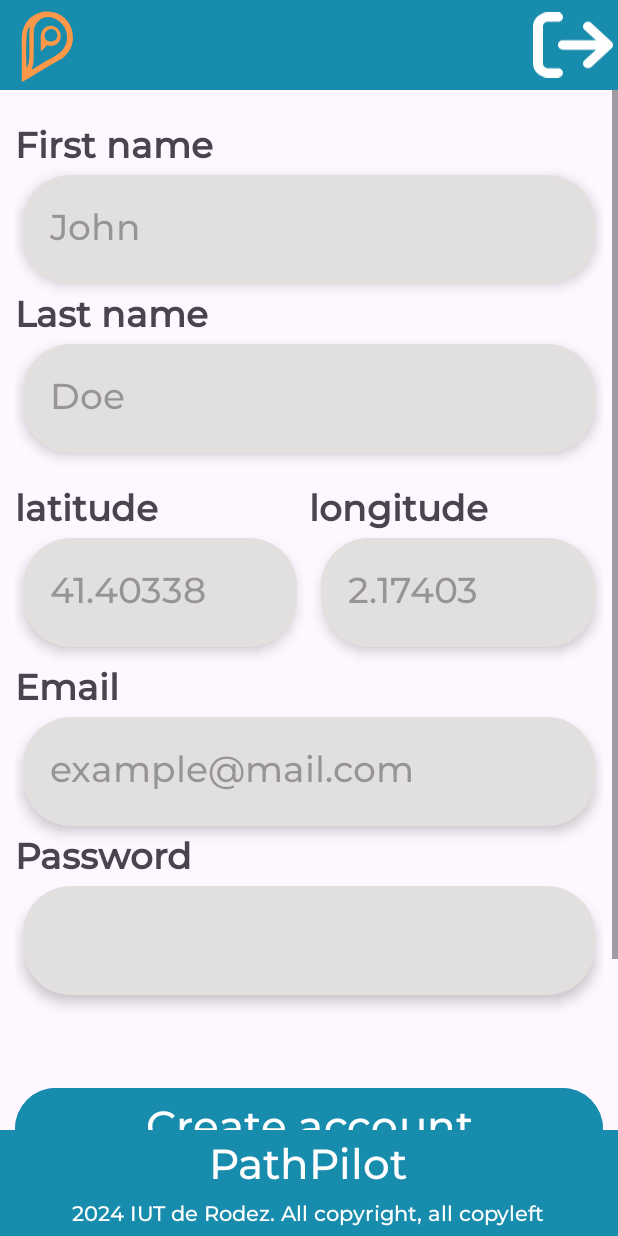
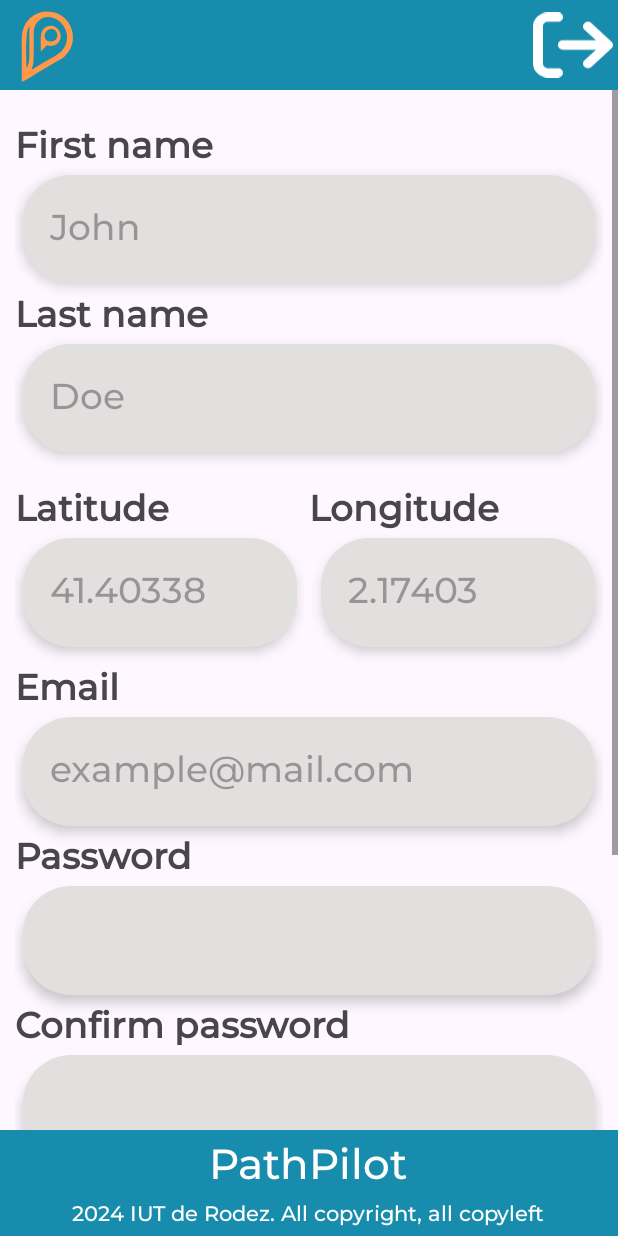
Before and after one commit to SAE-S5-01-Developpement-avance/PathPilot-android-client, an Android app: the SignUp screen opened directly, with no data from a screen before it, on a phone screen of 412 x 824 dp. Run offline under Robolectric (Android 15) with nearby library versions, the phone set to English and light mode, and no system bars.

Commit message:
fix(Confirm password):Add a field to confirm the password

```diff
--- a/app/src/main/java/fr/iut_rodez/pathpilot_android_client/signup/SignUp.java
+++ b/app/src/main/java/fr/iut_rodez/pathpilot_android_client/signup/SignUp.java
@@ -26,22 +26,21 @@ import fr.iut_rodez.pathpilot_android_client.util.ValidateForm;
  * Handle the sign up Activity
  */
 public class SignUp extends AppCompatActivity {
-
     private static final String TAG = SignUp.class.getSimpleName();
-
-
     private EditText firstName;
     private EditText lastName;
     private EditText latitude;
     private EditText longitude;
     private EditText mail;
     private EditText password;
+    private EditText confirmPassord;
     private TextView labelFirstName;
     private TextView labelLastName;
     private TextView labelLatitude;
     private TextView labelLongitude;
     private TextView labelMail;
     private TextView labelPassword;
+    private TextView labelConfirmPassword;
 
     private Popup popup;
 
@@ -57,6 +56,7 @@ public class SignUp extends AppCompatActivity {
         longitude = findViewById(R.id.longitude);
         mail = findViewById(R.id.mail);
         password = findViewById(R.id.password);
+        confirmPassord = findViewById(R.id.confirm_password);
 
         labelFirstName = findViewById(R.id.label_first_name);
         labelLastName = findViewById(R.id.label_last_name);
@@ -64,6 +64,7 @@ public class SignUp extends AppCompatActivity {
         labelLongitude = findViewById(R.id.label_position_long);
         labelMail = findViewById(R.id.label_mail);
         labelPassword = findViewById(R.id.label_password);
+        labelConfirmPassword = findViewById(R.id.label_confirm_password);
 
         findViewById(R.id.sign_up_button).setOnClickListener(v -> createAccount());
         findViewById(R.id.link_sign_in).setOnClickListener(v -> gotoSignIn());
@@ -86,6 +87,7 @@ public class SignUp extends AppCompatActivity {
         String longitudeText = longitude.getText().toString();
         String mailText = mail.getText().toString();
         String passwordText = password.getText().toString();
+        String confirmPasswordText = confirmPassord.getText().toString();
 
         errorMessage.append(checkFirstName(firstNameText));
         errorMessage.append(checkLastName(lastNameText));
@@ -93,6 +95,7 @@ public class SignUp extends AppCompatActivity {
         errorMessage.append(checkLongitude(longitudeText));
         errorMessage.append(checkMail(mailText));
         errorMessage.append(checkPassword(passwordText));
+        errorMessage.append(checkConfirmPassword(passwordText, confirmPasswordText));
 
         if (errorMessage.length() != 0) {
             popup.showToastLong(errorMessage.toString());
@@ -105,7 +108,7 @@ public class SignUp extends AppCompatActivity {
 
     /**
      * Check the first name field.
-     *
+     * @param  firstNameText
      * @return errorMessage
      */
     public String checkFirstName(String firstNameText) {
@@ -120,7 +123,7 @@ public class SignUp extends AppCompatActivity {
 
     /**
      * Check the last name field.
-     *
+     * @param lastNameText
      * @return errorMessage
      */
     public String checkLastName(String lastNameText) {
@@ -135,7 +138,7 @@ public class SignUp extends AppCompatActivity {
 
     /**
      * Check the latitude field.
-     *
+     * @param latitudeText
      * @return errorMessage
      */
     public String checkLatitude(String latitudeText) {
@@ -159,7 +162,7 @@ public class SignUp extends AppCompatActivity {
 
     /**
      * Check the longitude field.
-     *
+     * @param longitudeText
      * @return errorMessage
      */
     public String checkLongitude(String longitudeText) {
@@ -183,7 +186,7 @@ public class SignUp extends AppCompatActivity {
 
     /**
      * Check the mail field.
-     *
+     * @param  mailText
      * @return errorMessage
      */
     public String checkMail(String mailText) {
@@ -199,7 +202,7 @@ public class SignUp extends AppCompatActivity {
 
     /**
      * Check the password field.
-     *
+     * @param passwordText
      * @return errorMessage
      */
     public String checkPassword(String passwordText) {
@@ -215,6 +218,27 @@ public class SignUp extends AppCompatActivity {
 
         return errorMessage;
     }
+
+    /**
+     * Check that the password is confirmed.
+     * @param password
+     * @param confirmPasswordText
+     * @return errorMessage
+     */
+    public String checkConfirmPassword(String password, String confirmPasswordText) {
+        String errorMessage = "";
+
+        if (confirmPasswordText.isBlank()) {
+            labelConfirmPassword.setTextColor(getColor(R.color.red));
+            errorMessage = getString(R.string.confirm_password_blank);
+        } else if (!confirmPasswordText.equals(password)) {
+            labelConfirmPassword.setTextColor(getColor(R.color.red));
+            errorMessage = getString(R.string.confirm_password_not_same);
+        }
+
+        return errorMessage;
+    }
+
 
     /**
      * Reset the style of sign up interface.
--- a/app/src/main/res/layout/view_sign_up.xml
+++ b/app/src/main/res/layout/view_sign_up.xml
@@ -162,6 +162,26 @@
                 android:maxLines="1"
                 android:layout_marginHorizontal="@dimen/micro_margin"
                 app:layout_constraintTop_toBottomOf="@id/label_password" />
+
+            <TextView
+                android:id="@+id/label_confirm_password"
+                android:layout_width="wrap_content"
+                android:layout_height="wrap_content"
+                android:layout_marginTop="@dimen/micro_gap"
+                android:text="@string/confirm_password"
+                android:textSize="@dimen/normal_text"
+                app:layout_constraintStart_toStartOf="parent"
+                app:layout_constraintTop_toBottomOf="@id/password" />
+
+            <EditText
+                android:id="@+id/confirm_password"
+                android:layout_width="match_parent"
+                android:layout_height="wrap_content"
+                android:textSize="@dimen/normal_text"
+                android:inputType="textPassword"
+                android:maxLines="1"
+                android:layout_marginHorizontal="@dimen/micro_margin"
+                app:layout_constraintTop_toBottomOf="@id/label_confirm_password" />
             <Button
                 android:id="@+id/sign_up_button"
                 android:layout_width="match_parent"
@@ -172,7 +192,7 @@
                 android:text="@string/sign_up"
                 android:textSize="@dimen/big_text"
                 android:elevation="5dp"
-                app:layout_constraintTop_toBottomOf="@id/password"/>
+                app:layout_constraintTop_toBottomOf="@id/confirm_password"/>
 
             <LinearLayout
                 android:id="@+id/login_container"
--- a/app/src/main/res/values/strings.xml
+++ b/app/src/main/res/values/strings.xml
@@ -9,13 +9,14 @@
     <string name="last_name"><b>Last name</b></string>
     <string name="placeholder_last_name">Doe</string>
 
-    <string name="position_lat"><b>latitude</b></string>
+    <string name="position_lat"><b>Latitude</b></string>
     <string name="placeholder_position_lat">41.40338</string>
-<string name="position_long"><b>longitude</b></string>
+    <string name="position_long"><b>Longitude</b></string>
     <string name="placeholder_position_long">2.17403</string>
     <string name="email"><b>Email</b></string>
     <string name="placeholder_email">example@mail.com</string>
     <string name="password"><b>Password</b></string>
+    <string name="confirm_password"><b>Confirm password</b></string>
     <string name="sign_up">Create account</string>
     <string name="already_account"><b>Already have an account ? </b></string>
     <string name="link_sign_in"><u>Sign in now</u></string>
@@ -50,6 +51,8 @@
     <string name="phone_number_invalid">Phone number is invalid</string>
     <string name="company_name_blank">Enter a company name</string>
     <string name="description_blank">Enter a description</string>
+    <string name="confirm_password_blank">Confirm your password</string>
+    <string name="confirm_password_not_same">Write a second time your password to confirm it</string>
 
     <!--
     Foot page without button
```
